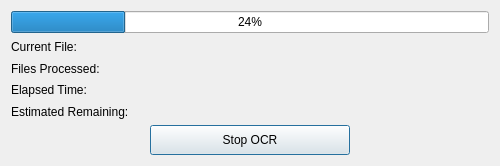
Before: the Qt Designer form ui/dialogue.ui in tristancalderbank/ocr-db, drawn with Qt 5.
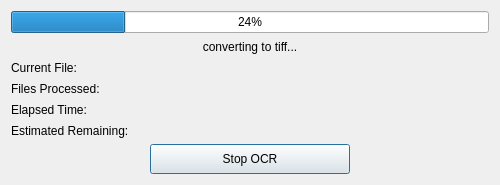
After: the same form once the commit is applied.

Patch:
```diff
--- a/ui/dialogue.ui
+++ b/ui/dialogue.ui
@@ -7,7 +7,7 @@
     <x>0</x>
     <y>0</y>
     <width>500</width>
-    <height>166</height>
+    <height>185</height>
    </rect>
   </property>
   <property name="sizePolicy">
@@ -19,13 +19,13 @@
   <property name="minimumSize">
    <size>
     <width>500</width>
-    <height>166</height>
+    <height>185</height>
    </size>
   </property>
   <property name="maximumSize">
    <size>
     <width>500</width>
-    <height>166</height>
+    <height>185</height>
    </size>
   </property>
   <property name="windowTitle">
@@ -48,6 +48,16 @@
      </property>
     </widget>
    </item>
+   <item>
+    <widget class="QLabel" name="currentTask">
+     <property name="text">
+      <string>converting to tiff...</string>
+     </property>
+     <property name="alignment">
+      <set>Qt::AlignCenter</set>
+     </property>
+    </widget>
+   </item>
    <item>
     <widget class="QLabel" name="currentFile">
      <property name="text">
```
